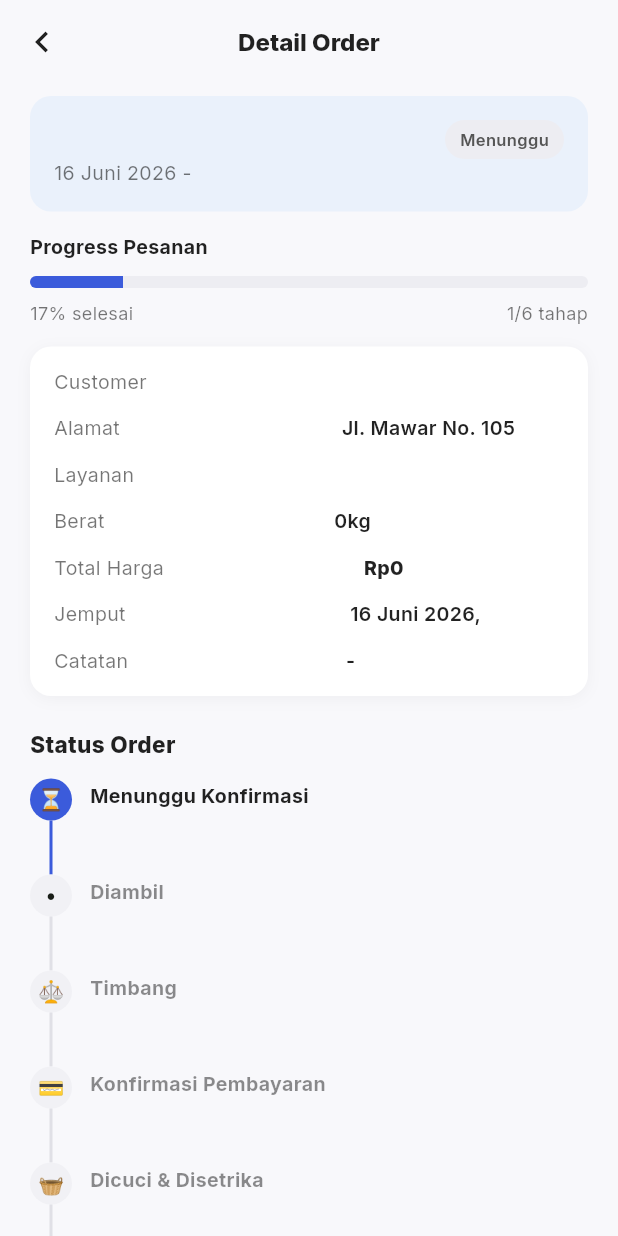
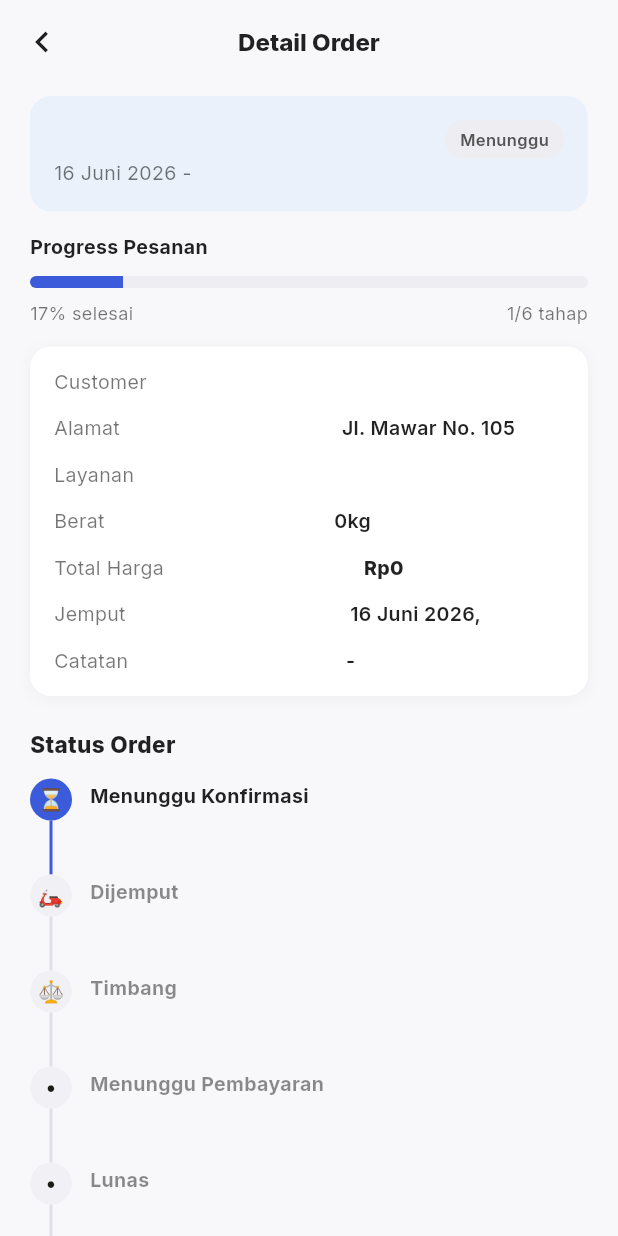
Before and after one commit to ATHARAYHANKR/PMOB_EAS_FIX, a Flutter app: the DetailOrderScreen screen opened directly with empty values, on a phone screen of 412 x 824 dp. Run offline on Flutter 3.47's test engine with Material 3 defaults, Android fonts, the light colour scheme and no system bars; our stand-ins replace cloud_firestore, firebase_core, google_fonts; accounts and stored records are empty.

Commit message:
chore: update project (auto commit)

```diff
--- a/lib/models/order_model.dart
+++ b/lib/models/order_model.dart
@@ -2,7 +2,6 @@ import 'package:cloud_firestore/cloud_firestore.dart';
 
 enum OrderStatus {
   masuk,
-  diproses,
   perluTimbang,
   selesai,
   konfirmasiBayar,
@@ -12,21 +11,22 @@ enum OrderStatus {
 }
 
 extension OrderStatusX on OrderStatus {
+  OrderStatus get normalized {
+    return this;
+  }
+
   String get stepTitle {
-    switch (this) {
+    switch (normalized) {
       case OrderStatus.masuk:
         return 'Menunggu Konfirmasi';
       case OrderStatus.konfirmasi:
-
-        return 'Dicuci & Disetrika';
+        return 'Lunas';
       case OrderStatus.dijemput:
         return 'Dijemput';
-      case OrderStatus.diproses:
-        return 'Diambil';
       case OrderStatus.perluTimbang:
         return 'Timbang';
       case OrderStatus.konfirmasiBayar:
-        return 'Konfirmasi Pembayaran';
+        return 'Menunggu Pembayaran';
       case OrderStatus.selesai:
         return 'Selesai';
       case OrderStatus.dibatalkan:
@@ -35,21 +35,19 @@ extension OrderStatusX on OrderStatus {
   }
 
   String get statusLabel {
-    switch (this) {
+    switch (normalized) {
       case OrderStatus.masuk:
-        return 'Order Masuk';
-      case OrderStatus.diproses:
-        return 'Diambil';
+        return 'Menunggu Konfirmasi';
+      case OrderStatus.dijemput:
+        return 'Dijemput';
       case OrderStatus.perluTimbang:
         return 'Perlu Timbang';
+      case OrderStatus.konfirmasiBayar:
+        return 'Menunggu Pembayaran';
+      case OrderStatus.konfirmasi:
+        return 'Lunas';
       case OrderStatus.selesai:
         return 'Selesai';
-      case OrderStatus.konfirmasiBayar:
-        return 'Konfirmasi Bayar';
-      case OrderStatus.konfirmasi:
-        return 'Dicuci & Disetrika';
-      case OrderStatus.dijemput:
-        return 'Dijemput';
       case OrderStatus.dibatalkan:
         return 'Dibatalkan';
     }
@@ -60,8 +58,6 @@ String orderStatusToString(OrderStatus status) {
   switch (status) {
     case OrderStatus.masuk:
       return 'masuk';
-    case OrderStatus.diproses:
-      return 'diproses';
     case OrderStatus.perluTimbang:
       return 'perluTimbang';
     case OrderStatus.selesai:
@@ -81,7 +77,8 @@ OrderStatus orderStatusFromString(String? value) {
   switch (value?.toLowerCase()) {
     case 'diproses':
     case 'diambil':
-      return OrderStatus.diproses;
+    case 'dijemput':
+      return OrderStatus.dijemput;
     case 'perlu timbang':
     case 'perlu_timbang':
     case 'perluTimbang':
@@ -96,9 +93,8 @@ OrderStatus orderStatusFromString(String? value) {
     case 'dicuci & disetrika':
     case 'dicuci':
     case 'disetrika':
+    case 'lunas':
       return OrderStatus.konfirmasi;
-    case 'dijemput':
-      return OrderStatus.dijemput;
     case 'dibatalkan':
       return OrderStatus.dibatalkan;
     default:
@@ -146,18 +142,16 @@ class OrderModel {
     switch (status) {
       case OrderStatus.masuk:
         return 'Order Masuk';
-      case OrderStatus.diproses:
-        return 'Diambil';
+      case OrderStatus.dijemput:
+        return 'Dijemput';
       case OrderStatus.perluTimbang:
         return 'Perlu Timbang';
+      case OrderStatus.konfirmasiBayar:
+        return 'Menunggu Pembayaran';
+      case OrderStatus.konfirmasi:
+        return 'Lunas';
       case OrderStatus.selesai:
         return 'Selesai';
-      case OrderStatus.konfirmasiBayar:
-        return 'Konfirmasi Bayar';
-      case OrderStatus.konfirmasi:
-        return 'Dicuci & Disetrika';
-      case OrderStatus.dijemput:
-        return 'Dijemput';
       case OrderStatus.dibatalkan:
         return 'Dibatalkan';
     }
@@ -165,14 +159,14 @@ class OrderModel {
 
   static const List<OrderStatus> workflowStatuses = [
     OrderStatus.masuk,
-    OrderStatus.diproses,
+    OrderStatus.dijemput,
     OrderStatus.perluTimbang,
     OrderStatus.konfirmasiBayar,
     OrderStatus.konfirmasi,
     OrderStatus.selesai,
   ];
 
-  int get workflowIndex => workflowStatuses.indexOf(status);
+  int get workflowIndex => workflowStatuses.indexOf(status.normalized);
 
   double get workflowProgress {
     final index = workflowIndex;
@@ -181,8 +175,8 @@ class OrderModel {
   }
 
   OrderStatus? get nextStatus {
-    if (status == OrderStatus.dijemput) {
-      return OrderStatus.diproses;
+    if (status.normalized == OrderStatus.dijemput) {
+      return OrderStatus.perluTimbang;
     }
     final index = workflowIndex;
     if (index < 0 || index >= workflowStatuses.length - 1) return null;
--- a/lib/reseed_firestore.dart
+++ b/lib/reseed_firestore.dart
@@ -340,9 +340,17 @@ final List<Map<String, dynamic>> _ordersData = [
   _order('ORD-20260602-002', 'Andi Saputra', '081234567801', 'Cuci Basah',
       DateTime(2026, 6, 2), '08.00 - 10.00 (Pagi)', 'selesai',
       beratKg: 6, totalHarga: 36000, alamat: 'Jl. Kenanga No. 3'),
-  _order('ORD-20260603-001', 'Dhira Putri', '081323230001', 'Cuci Express 6 Jam',
-      DateTime(2026, 6, 3), '08.00 - 10.00 (Pagi)', 'selesai',
-      beratKg: 2, totalHarga: 30000, alamat: 'Jl. Mawar No. 10'),
+  _order(
+      'ORD-20260603-001',
+      'Dhira Putri',
+      '081323230001',
+      'Cuci Express 6 Jam',
+      DateTime(2026, 6, 3),
+      '08.00 - 10.00 (Pagi)',
+      'selesai',
+      beratKg: 2,
+      totalHarga: 30000,
+      alamat: 'Jl. Mawar No. 10'),
   _order('ORD-20260603-002', 'Siti Aminah', '08198765432', 'Cuci Selimut',
       DateTime(2026, 6, 3), '16.00 - 18.00 (Sore)', 'selesai',
       beratKg: 1, totalHarga: 25000, alamat: 'Jl. Dahlia No. 7'),
@@ -353,10 +361,10 @@ final List<Map<String, dynamic>> _ordersData = [
       DateTime(2026, 6, 4), '08.00 - 10.00 (Pagi)', 'dibatalkan',
       alamat: 'Jl. Mawar No. 10', catatan: 'Dibatalkan oleh pelanggan'),
   _order('ORD-20260605-001', 'Dhira Putri', '081323230001', 'Cuci Kering',
-      DateTime(2026, 6, 5), '08.00 - 10.00 (Pagi)', 'diproses',
+      DateTime(2026, 6, 5), '08.00 - 10.00 (Pagi)', 'dijemput',
       alamat: 'Jl. Mawar No. 10'),
   _order('ORD-20260606-001', 'Dhira Putri', '081323230001', 'Cuci Kering',
-      DateTime(2026, 6, 6), '08.00 - 10.00 (Pagi)', 'diproses',
+      DateTime(2026, 6, 6), '08.00 - 10.00 (Pagi)', 'dijemput',
       beratKg: 5, totalHarga: 35000, alamat: 'Jl. Mawar No. 10'),
   _order('ORD-20260606-002', 'Dhira Putri', '081323230001', 'Cuci Kering',
       DateTime(2026, 6, 8), '08.00 - 10.00 (Pagi)', 'masuk',
@@ -379,11 +387,23 @@ final List<Map<String, dynamic>> _ordersData = [
   _order('ORD-20260608-002', 'Maya Sari', '081345678123', 'Cuci Karpet',
       DateTime(2026, 6, 8), '10.00 - 12.00 (Pagi)', 'konfirmasi',
       alamat: 'Jl. Flamboyan No. 2'),
-  _order('ORD-20260609-001', 'Eka Putra', '081356789012', 'Cuci Seragam Sekolah',
-      DateTime(2026, 6, 9), '08.00 - 10.00 (Pagi)', 'dijemput',
+  _order(
+      'ORD-20260609-001',
+      'Eka Putra',
+      '081356789012',
+      'Cuci Seragam Sekolah',
+      DateTime(2026, 6, 9),
+      '08.00 - 10.00 (Pagi)',
+      'dijemput',
       alamat: 'Jl. Cempaka No. 14'),
-  _order('ORD-20260610-001', 'Lia Permata', '081367890123', 'Cuci Gamis / Daster',
-      DateTime(2026, 6, 10), '14.00 - 16.00 (Siang)', 'masuk',
+  _order(
+      'ORD-20260610-001',
+      'Lia Permata',
+      '081367890123',
+      'Cuci Gamis / Daster',
+      DateTime(2026, 6, 10),
+      '14.00 - 16.00 (Siang)',
+      'masuk',
       alamat: 'Jl. Tanjung No. 9'),
   _order('ORD-20260611-001', 'Dhira Putri', '081323230001', 'Cuci Kering',
       DateTime(2026, 6, 11), '08.00-10.00', 'dijemput',
--- a/lib/screens/customer/customer_order_screen.dart
+++ b/lib/screens/customer/customer_order_screen.dart
@@ -13,16 +13,10 @@ class CustomerOrderScreen extends StatefulWidget {
 }
 
 class _CustomerOrderScreenState extends State<CustomerOrderScreen> {
-  int _filterIndex = 0; // 0 Semua,1 Diambil,2 Timbang,3 Dicuci,4 Selesai
+  int _filterIndex = 0; // 0 Semua,1 Dijemput,2 Timbang,3 Lunas,4 Selesai
   int _selesaiSub = 0; // 0 Diterima, 1 Dibatalkan
 
-  static const _filters = [
-    'Semua',
-    'Diambil',
-    'Timbang',
-    'Dicuci & Disetrika',
-    'Selesai'
-  ];
+  static const _filters = ['Semua', 'Dijemput', 'Timbang', 'Lunas', 'Selesai'];
   static const Color _blue = Color(0xFF3B5BDB);
 
   @override
@@ -71,7 +65,7 @@ class _CustomerOrderScreenState extends State<CustomerOrderScreen> {
                   switch (_filterIndex) {
                     case 1:
                       orders = all
-                          .where((o) => o.status == OrderStatus.diproses)
+                          .where((o) => o.status == OrderStatus.dijemput)
                           .toList();
                       break;
                     case 2:
@@ -209,19 +203,14 @@ class _CustomerOrderScreenState extends State<CustomerOrderScreen> {
         badgeLabel = 'Masuk';
         break;
       case OrderStatus.konfirmasi:
-        badgeBg = const Color(0xFFEDEDF2);
-        badgeFg = const Color(0xFF555555);
-        badgeLabel = 'Dicuci & Disetrika';
+        badgeBg = const Color(0xFFC8E6C9);
+        badgeFg = const Color(0xFF2E7D32);
+        badgeLabel = 'Lunas';
         break;
       case OrderStatus.dijemput:
         badgeBg = const Color(0xFFD6F0F7);
         badgeFg = const Color(0xFF1E88A8);
         badgeLabel = 'Dijemput';
-        break;
-      case OrderStatus.diproses:
-        badgeBg = const Color(0xFFFFF3C4);
-        badgeFg = const Color(0xFF8A6D1B);
-        badgeLabel = 'Diambil';
         break;
       case OrderStatus.perluTimbang:
         badgeBg = const Color(0xFFFFE0B2);
--- a/lib/screens/customer/customer_tracking_screen.dart
+++ b/lib/screens/customer/customer_tracking_screen.dart
@@ -173,12 +173,12 @@ class CustomerTrackingScreen extends StatelessWidget {
     switch (status) {
       case OrderStatus.masuk:
         return 'Order Diterima';
-      case OrderStatus.diproses:
-        return 'Diambil';
+      case OrderStatus.dijemput:
+        return 'Dijemput';
       case OrderStatus.perluTimbang:
         return 'Penimbangan';
       case OrderStatus.konfirmasi:
-        return 'Dicuci & Disetrika';
+        return 'Lunas';
       case OrderStatus.konfirmasiBayar:
         return 'Konfirmasi Pembayaran';
       case OrderStatus.selesai:
--- a/lib/screens/customer/detail_order_screen.dart
+++ b/lib/screens/customer/detail_order_screen.dart
@@ -36,20 +36,16 @@ class _DetailOrderScreenState extends State<DetailOrderScreen> {
         badgeLabel = 'Menunggu';
         break;
       case OrderStatus.konfirmasi:
-        badgeBg = const Color(0xFFEDEDF2);
-        badgeFg = const Color(0xFF555555);
-        badgeLabel = 'Dicuci & Disetrika';
+        badgeBg = const Color(0xFFC8E6C9);
+        badgeFg = const Color(0xFF2E7D32);
+        badgeLabel = 'Lunas';
         break;
       case OrderStatus.dijemput:
         badgeBg = const Color(0xFFD6F0F7);
         badgeFg = const Color(0xFF1E88A8);
         badgeLabel = 'Dijemput';
         break;
-      case OrderStatus.diproses:
-        badgeBg = const Color(0xFFFFF3C4);
-        badgeFg = const Color(0xFF8A6D1B);
-        badgeLabel = 'Diambil';
-        break;
+
       case OrderStatus.perluTimbang:
         badgeBg = const Color(0xFFEEF6FF);
         badgeFg = const Color(0xFF1565C0);
--- a/lib/screens/owner/owner_laporan_screen.dart
+++ b/lib/screens/owner/owner_laporan_screen.dart
@@ -34,46 +34,46 @@ class _OwnerLaporanScreenState extends State<OwnerLaporanScreen> {
         pendapatan: 3200000,
         totalOrder: 88,
         selesai: 70,
-        diproses: 12,
+        dijemput: 12,
         dibatalkan: 6),
     'Februari 2026': const _LaporanData(
         pendapatan: 2800000,
         totalOrder: 76,
         selesai: 60,
-        diproses: 10,
+        dijemput: 10,
         dibatalkan: 6),
     'Maret 2026': const _LaporanData(
         pendapatan: 3700000,
         totalOrder: 95,
         selesai: 78,
-        diproses: 11,
+        dijemput: 11,
         dibatalkan: 6),
     'April 2026': const _LaporanData(
         pendapatan: 4100000,
         totalOrder: 110,
         selesai: 89,
-        diproses: 14,
+        dijemput: 14,
         dibatalkan: 7),
     'Mei 2026': const _LaporanData(
         pendapatan: 3900000,
         totalOrder: 102,
         selesai: 84,
-        diproses: 12,
+        dijemput: 12,
         dibatalkan: 6),
     'Juni 2026': const _LaporanData(
         pendapatan: 4500000,
         totalOrder: 120,
         selesai: 95,
-        diproses: 20,
+        dijemput: 20,
         dibatalkan: 5),
     'Juli 2026': const _LaporanData(
-        pendapatan: 0, totalOrder: 0, selesai: 0, diproses: 0, dibatalkan: 0),
+        pendapatan: 0, totalOrder: 0, selesai: 0, dijemput: 0, dibatalkan: 0),
   };
 
   _LaporanData get _current =>
       _dataMap[_selectedBulan] ??
       const _LaporanData(
-          pendapatan: 0, totalOrder: 0, selesai: 0, diproses: 0, dibatalkan: 0);
+          pendapatan: 0, totalOrder: 0, selesai: 0, dijemput: 0, dibatalkan: 0);
 
   @override
   Widget build(BuildContext context) {
@@ -225,10 +225,10 @@ class _OwnerLaporanScreenState extends State<OwnerLaporanScreen> {
                       icon: Icons.access_time_rounded,
                       iconBg: const Color(0xFFFFF3E0),
                       iconColor: const Color(0xFFE65100),
-                      label: 'Order Diambil',
-                      value: '${data.diproses}',
+                      label: 'Order Dijemput',
+                      value: '${data.dijemput}',
                       sub: data.totalOrder > 0
-                          ? '${(data.diproses / data.totalOrder * 100).toStringAsFixed(1)}% dari total'
+                          ? '${(data.dijemput / data.totalOrder * 100).toStringAsFixed(1)}% dari total'
                           : '0% dari total',
                       subColor: Colors.black45,
                       valueColor: const Color(0xFFE65100),
@@ -470,13 +470,13 @@ class _LaporanData {
   final int pendapatan;
   final int totalOrder;
   final int selesai;
-  final int diproses;
+  final int dijemput;
   final int dibatalkan;
   const _LaporanData({
     required this.pendapatan,
     required this.totalOrder,
     required this.selesai,
-    required this.diproses,
+    required this.dijemput,
     required this.dibatalkan,
   });
 }
--- a/lib/screens/staff/dashboard_screen.dart
+++ b/lib/screens/staff/dashboard_screen.dart
@@ -159,8 +159,8 @@ class DashboardScreen extends StatelessWidget {
         iconColor: AppColors.orange,
       ),
       _StatItem(
-        label: 'Diambil',
-        count: countByStatus(OrderStatus.diproses),
+        label: 'Dijemput',
+        count: countByStatus(OrderStatus.dijemput),
         icon: Icons.sync_rounded,
         iconBg: const Color(0xFFE3F2FD),
         iconColor: AppColors.blue,
--- a/lib/screens/staff/lanjut_proses_screen.dart
+++ b/lib/screens/staff/lanjut_proses_screen.dart
@@ -28,11 +28,11 @@ class _LanjutProsesScreenState extends State<LanjutProsesScreen> {
   // ── Warna & label badge berdasarkan status ─────────────────
   _BadgeStyle _badgeStyle() {
     switch (order.status) {
-      case OrderStatus.diproses:
+      case OrderStatus.dijemput:
         return const _BadgeStyle(
           bg: Color(0xFFD6EEFF),
           fg: Color(0xFF1565C0),
-          label: 'Diambil',
+          label: 'Dijemput',
         );
       case OrderStatus.perluTimbang:
         return const _BadgeStyle(
@@ -63,16 +63,15 @@ class _LanjutProsesScreenState extends State<LanjutProsesScreen> {
     switch (order.status) {
       case OrderStatus.masuk:
         return 'Terima order untuk memulai proses laundry.';
-      case OrderStatus.diproses:
-        return 'Terima order dan lanjutkan ke penimbangan.';
+      case OrderStatus.dijemput:
+        return 'Order sudah dijemput, lanjutkan ke penimbangan.';
       case OrderStatus.perluTimbang:
         return 'Lanjutkan ke proses penimbangan untuk mengirim tagihan ke customer.';
       case OrderStatus.konfirmasiBayar:
-        return 'Menunggu customer melakukan pembayaran sebelum lanjut diproses.';
+        return 'Menunggu customer melakukan pembayaran sebelum dilanjutkan.';
       case OrderStatus.konfirmasi:
         return 'Order sedang dicuci, disetrika & dikirim. Tandai selesai setelah proses selesai.';
-      case OrderStatus.dijemput:
-        return 'Pakaian sudah dijemput, lanjutkan ke proses selanjutnya.';
+
       default:
         return 'Lanjutkan proses pesanan ini.';
     }
@@ -88,11 +87,9 @@ class _LanjutProsesScreenState extends State<LanjutProsesScreen> {
       case OrderStatus.konfirmasiBayar:
         return 'Menunggu Pembayaran';
       case OrderStatus.dijemput:
-        return 'Masuk Cucian';
-      case OrderStatus.diproses:
-        return 'Lanjut Timbang';
+        return 'Timbang Order';
       case OrderStatus.perluTimbang:
-        return 'Kirim ke Cuci';
+        return 'Kirim Tagihan';
       default:
         return 'Lanjut Proses';
     }
--- a/lib/screens/staff/order_masuk_screen.dart
+++ b/lib/screens/staff/order_masuk_screen.dart
@@ -18,7 +18,7 @@ class _OrderMasukScreenState extends State<OrderMasukScreen> {
   int _tabIndex = 0;
 
   OrderStatus get _activeStatus =>
-      _tabIndex == 0 ? OrderStatus.masuk : OrderStatus.perluTimbang;
+      _tabIndex == 0 ? OrderStatus.masuk : OrderStatus.dijemput;
 
   @override
   Widget build(BuildContext context) {
@@ -258,7 +258,7 @@ class _OrderMasukScreenState extends State<OrderMasukScreen> {
   Widget _buildEmptyState() {
     final msg = _tabIndex == 0
         ? 'Tidak ada orderan yang perlu diambil'
-        : 'Tidak ada orderan yang perlu ditimbang';
+        : 'Tidak ada orderan yang sudah dijemput dan menunggu penimbangan';
     final icon =
         _tabIndex == 0 ? Icons.move_to_inbox_rounded : Icons.balance_rounded;
 
@@ -359,9 +359,9 @@ class _OrderMasukScreenState extends State<OrderMasukScreen> {
                         Navigator.pop(context);
                         try {
                           await FirestoreService.updateStatus(
-                              order.id, OrderStatus.diproses);
+                              order.id, OrderStatus.dijemput);
                           if (!mounted) return;
-                          _showSnack('Order ${order.id} berhasil diambil');
+                          _showSnack('Order ${order.id} berhasil dijemput');
                         } catch (e) {
                           if (!mounted) return;
                           _showSnack('Gagal memperbarui status: $e');
--- a/lib/services/order_service.dart
+++ b/lib/services/order_service.dart
@@ -9,7 +9,7 @@ class OrderRepository {
       serviceType: 'Cuci Kering',
       pickupDate: DateTime(2026, 6, 5),
       pickupSlot: '08.00 - 10.00 (Pagi)',
-      status: OrderStatus.diproses,
+      status: OrderStatus.dijemput,
     ),
     OrderModel(
       id: 'ORD-20260606-002',
@@ -91,7 +91,7 @@ class OrderRepository {
       totalHarga: 35000,
       pickupDate: DateTime(2026, 6, 6),
       pickupSlot: '08.00-10.00',
-      status: OrderStatus.diproses,
+      status: OrderStatus.dijemput,
       steps: [
         StatusStep(
             title: 'Berhasil Konfirmasi',
```
Also changed, not shown: lib/app_theme.dart (+12 -17 lines), lib/screens/customer/customer_dashboard_screen.dart (+7 -9 lines), lib/screens/customer/detail_pembayaran_screen.dart (+2 -19 lines), lib/screens/owner/owner_dashboard_screen.dart (+7 -10 lines), lib/screens/staff/kelola_order_screen.dart (+92 -52 lines), lib/screens/staff/konfirmasi_bayar_screen.dart (+3 -5 lines), lib/services/firestore_service.dart (+72 -14 lines).
